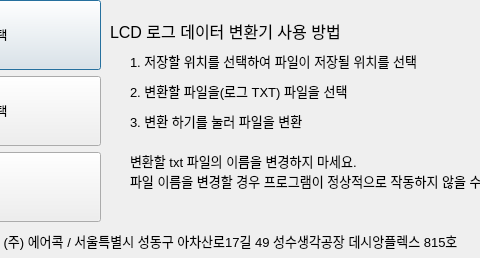
Above: src/extra_features/parsing/parsing_ui.ui from leekyueun/AircokDataManager before the change; both pictures show x 180 to 660 and y 0 to 258 of the 780 by 258 pixel window. Below: the same form after it.
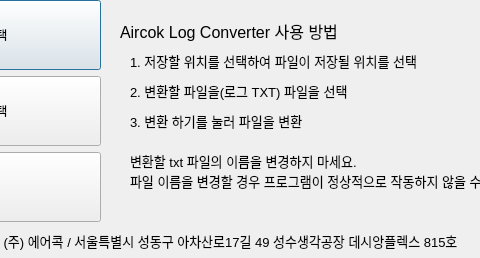
That is the form after the change.

```diff
--- a/src/extra_features/parsing/parsing_ui.ui
+++ b/src/extra_features/parsing/parsing_ui.ui
@@ -55,7 +55,7 @@
   <widget class="QLabel" name="label">
    <property name="geometry">
     <rect>
-     <x>290</x>
+     <x>300</x>
      <y>20</y>
      <width>251</width>
      <height>21</height>
@@ -67,7 +67,7 @@
     </font>
    </property>
    <property name="text">
-    <string>LCD 로그 데이터 변환기 사용 방법</string>
+    <string>Aircok Log Converter 사용 방법</string>
    </property>
   </widget>
   <widget class="QLabel" name="label_6">
```
